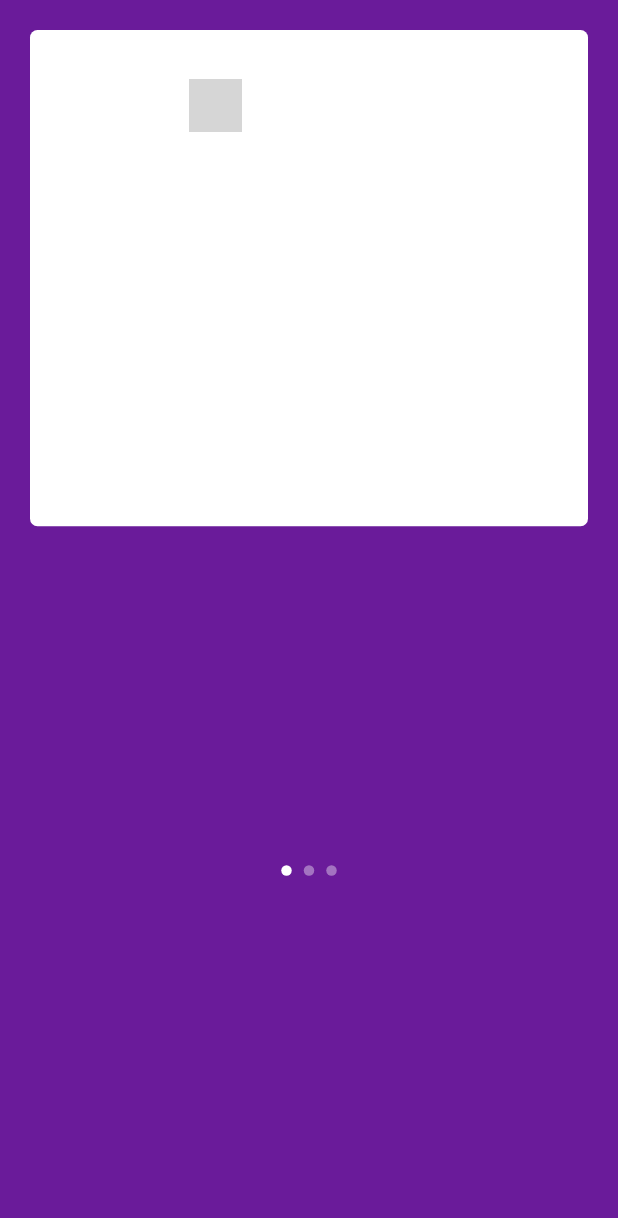
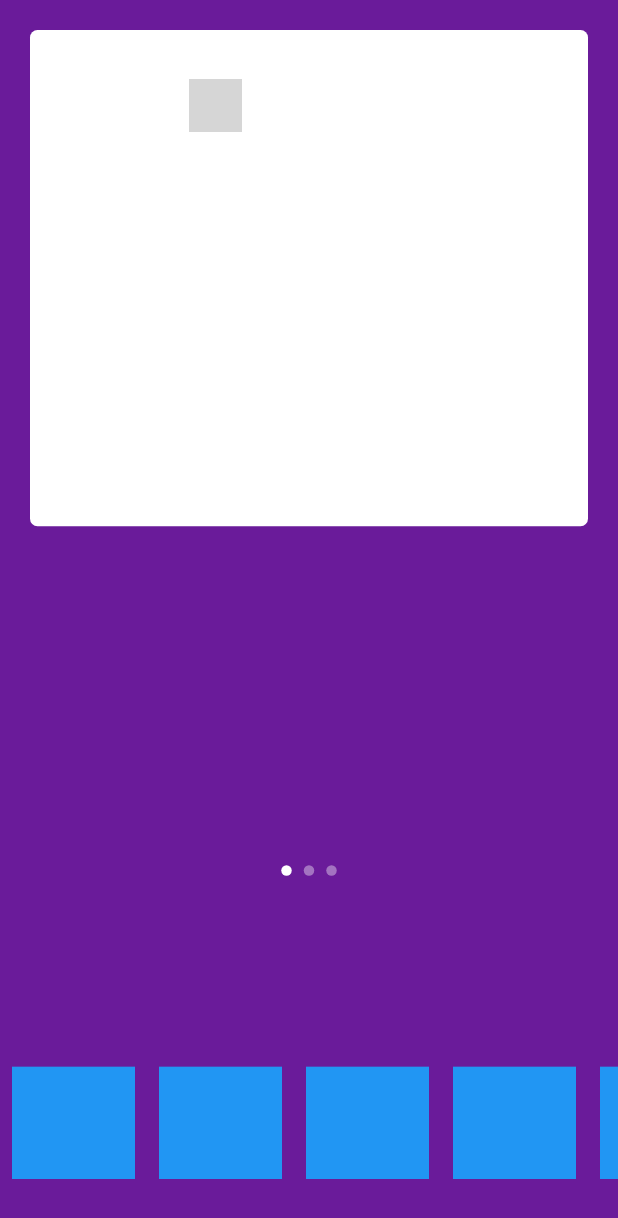
Before and after one commit to Liliadetassia/Nubank_clone, a Flutter app: the screen it shows after launch, on a phone screen of 412 x 824 dp. Shown: the top 1218 px of the screen. Run offline on Flutter 3.47's test engine with Material 2 defaults, Android fonts, the phone set to English and light mode, and no system bars; network calls fail; grey boxes are pictures that could not be loaded.

```diff
--- a/lib/pages/home/home_page.dart
+++ b/lib/pages/home/home_page.dart
@@ -99,6 +99,65 @@ class _HomePageState extends State<HomePage> {
             top: _screenHeigth * .70,
             currentIndex: _currentIndex,
           ),
+          Positioned(
+            bottom: 26 + MediaQuery.of(context).padding.bottom,
+            left: 0,
+            right: 0,
+            height: _screenHeigth * 0.12,
+            child: Container(
+              child: ListView(
+                physics: BouncingScrollPhysics(),
+                scrollDirection: Axis.horizontal,
+                children: <Widget>[
+                  Padding(
+                    padding:
+                        const EdgeInsets.symmetric(horizontal: 8, vertical: 12),
+                    child: Container(
+                      width: 82,
+                      //height: 50,
+                      color: Colors.blue,
+                    ),
+                  ),
+                  Padding(
+                    padding:
+                        const EdgeInsets.symmetric(horizontal: 8, vertical: 12),
+                    child: Container(
+                      width: 82,
+                      //height: 50,
+                      color: Colors.blue,
+                    ),
+                  ),
+                  Padding(
+                    padding:
+                        const EdgeInsets.symmetric(horizontal: 8, vertical: 12),
+                    child: Container(
+                      width: 82,
+                      //height: 50,
+                      color: Colors.blue,
+                    ),
+                  ),
+                  Padding(
+                    padding:
+                        const EdgeInsets.symmetric(horizontal: 8, vertical: 12),
+                    child: Container(
+                      width: 82,
+                      //height: 50,
+                      color: Colors.blue,
+                    ),
+                  ),
+                  Padding(
+                    padding:
+                        const EdgeInsets.symmetric(horizontal: 8, vertical: 12),
+                    child: Container(
+                      width: 82,
+                      //height: 50,
+                      color: Colors.blue,
+                    ),
+                  ),
+                ],
+              ),
+            ),
+          )
         ],
       ),
     );
--- a/lib/pages/home/widgets/menu_app.dart
+++ b/lib/pages/home/widgets/menu_app.dart
@@ -15,7 +15,7 @@ class MenuApp extends StatelessWidget {
       left: 0,
       right: 0,
       child: AnimatedOpacity(
-        duration: Duration(milliseconds: 200),
+        duration: Duration(milliseconds: 100),
         opacity: showMenu ? 1 : 0,
         child: Container(
           //color: Colors.red,
--- a/lib/pages/home/widgets/page_view_app.dart
+++ b/lib/pages/home/widgets/page_view_app.dart
@@ -17,7 +17,7 @@ class PageViewApp extends StatelessWidget {
   @override
   Widget build(BuildContext context) {
     return AnimatedPositioned(
-      duration: Duration(milliseconds: 300),
+      duration: Duration(milliseconds: 150),
       curve: Curves.easeOut,
       top: top,
       height: MediaQuery.of(context).size.height * .45,
```
Also changed, not shown: 2 other files.
